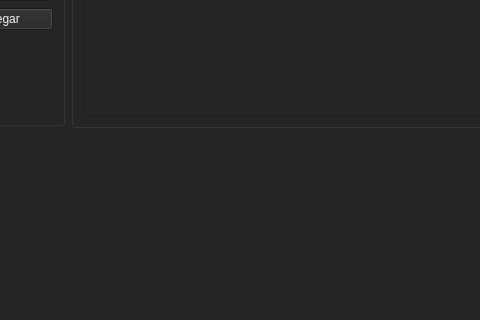
This is tasky.ui in Hayai01/Interfaz_QT as Qt 5 draws it before an edit; both pictures show x 320 to 800 and y 142 to 462 of the 800 by 600 pixel window. The edited form follows.
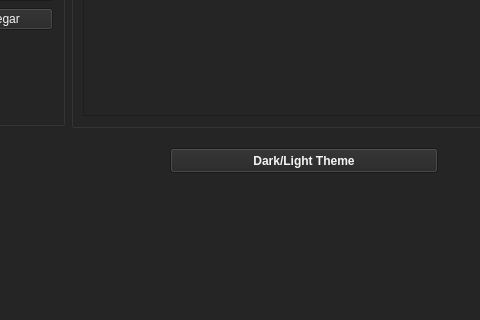
This is the edited form.

What changed in the file:
```diff
--- a/tasky.ui
+++ b/tasky.ui
@@ -218,6 +218,19 @@
      </item>
     </layout>
    </widget>
+   <widget class="QPushButton" name="backgroundButton">
+    <property name="geometry">
+     <rect>
+      <x>490</x>
+      <y>290</y>
+      <width>268</width>
+      <height>25</height>
+     </rect>
+    </property>
+    <property name="text">
+     <string>Dark/Light Theme</string>
+    </property>
+   </widget>
   </widget>
   <widget class="QMenuBar" name="menubar">
    <property name="geometry">
```
